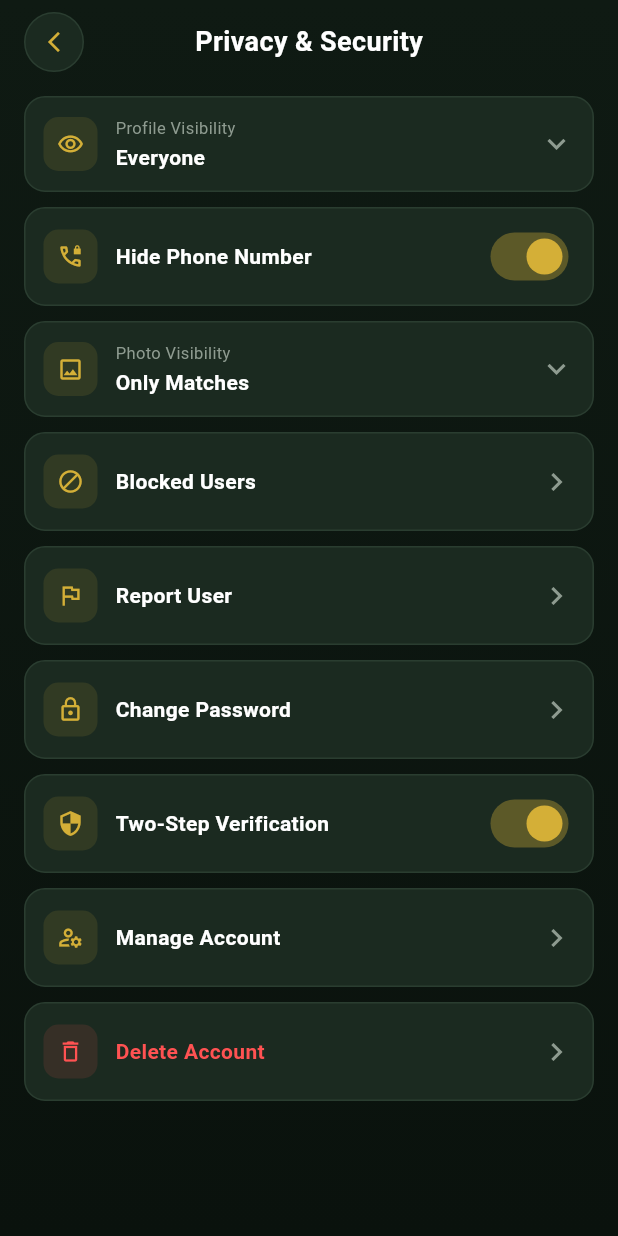
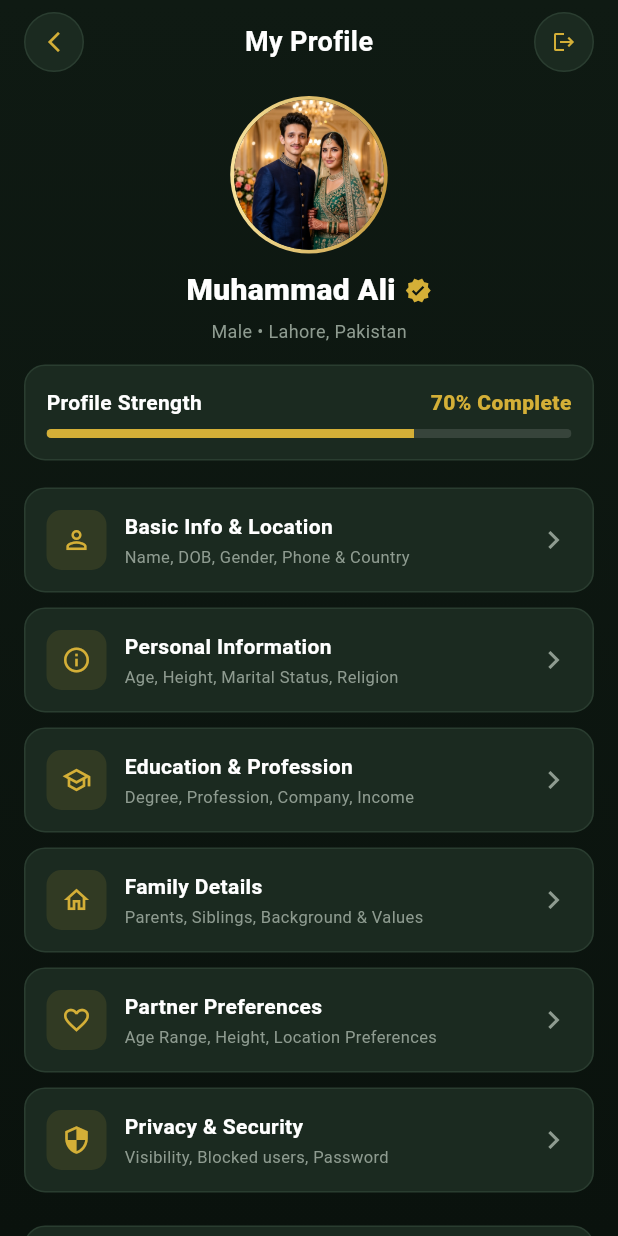
Before and after one commit to khalidnazir285-debug/Jeevan_saathi, a Flutter app: the HomeMatchesScreen screen opened directly, item 5 of the bottom bar chosen, on a phone screen of 412 x 824 dp. Run offline on Flutter 3.47's test engine with Material 3 defaults, Android fonts, the phone set to English and light mode, and no system bars; our stand-ins replace font_awesome_flutter, get, google_fonts, smooth_page_indicator; network calls fail.

Commit message:
Create dedicated MyProfileScreen with profile strength and interactive account section tiles

```diff
--- a/lib/view/home_matches_screen.dart
+++ b/lib/view/home_matches_screen.dart
@@ -7,11 +7,11 @@ import '../custom_widgets/jt_extra.dart';
 import '../custom_widgets/jt_theme.dart';
 import '../custom_widgets/jt_widgets.dart';
 import 'chat_screen.dart';
+import 'my_profile_screen.dart';
 import 'notifications_screen.dart';
 import 'profile_details_screen.dart';
 import 'received_interests_screen.dart';
 import 'send_interest_screen.dart';
-import 'privacy_security_screen.dart';
 
 class HomeMatchesScreen extends StatelessWidget {
   HomeMatchesScreen({super.key});
@@ -24,7 +24,7 @@ class HomeMatchesScreen extends StatelessWidget {
     if (i == 1) Get.to(() => ReceivedInterestsScreen());
     if (i == 2) Get.to(() => NotificationsScreen());
     if (i == 3) Get.to(() => ChatScreen());
-    if (i == 4) Get.to(() => PrivacySecurityScreen());
+    if (i == 4) Get.to(() => MyProfileScreen());
   }
 
   @override
@@ -46,7 +46,9 @@ class HomeMatchesScreen extends StatelessWidget {
                       padding: const EdgeInsets.fromLTRB(16, 10, 16, 8),
                       child: Row(
                         children: [
-                          Obx(
+                          GestureDetector(
+                            onTap: () => Get.to(() => MyProfileScreen()),
+                            child: Obx(
                               () => JtAvatar(
                                 radius: 20,
                                 imageUrl: cProfile.userAvatar.value.isNotEmpty
@@ -56,8 +58,11 @@ class HomeMatchesScreen extends StatelessWidget {
                                 heroTag: 'user_main_avatar',
                               ),
                             ),
+                          ),
                           const SizedBox(width: 10),
                           Expanded(
+                            child: GestureDetector(
+                              onTap: () => Get.to(() => MyProfileScreen()),
                               child: Column(
                                 crossAxisAlignment: CrossAxisAlignment.start,
                                 children: [
@@ -78,6 +83,7 @@ class HomeMatchesScreen extends StatelessWidget {
                                 ],
                               ),
                             ),
+                          ),
                           IconButton(
                             onPressed: () => Get.to(() => NotificationsScreen()),
                             icon: const Icon(Icons.notifications_none, color: JT.gold),
@@ -94,13 +100,19 @@ class HomeMatchesScreen extends StatelessWidget {
                         // Profile complete card
                         FadeSlide(
                           index: 1,
+                          child: GestureDetector(
+                            onTap: () => Get.to(() => MyProfileScreen()),
                             child: JtCard(
                               child: Column(
                                 crossAxisAlignment: CrossAxisAlignment.start,
                                 children: [
                                   Row(
                                     children: const [
-                                    Icon(Icons.verified_user_outlined, color: JT.gold, size: 18),
+                                      Icon(
+                                        Icons.verified_user_outlined,
+                                        color: JT.gold,
+                                        size: 18,
+                                      ),
                                       SizedBox(width: 8),
                                       Expanded(
                                         child: Text(
@@ -131,11 +143,14 @@ class HomeMatchesScreen extends StatelessWidget {
                                         value: v,
                                         minHeight: 6,
                                         backgroundColor: Colors.white12,
-                                      valueColor: const AlwaysStoppedAnimation(JT.gold),
+                                        valueColor: const AlwaysStoppedAnimation(
+                                          JT.gold,
+                                        ),
                                       ),
                                     ),
                                   ),
                                 ],
+                              ),
                             ),
                           ),
                         ),
--- /dev/null
+++ b/lib/view/my_profile_screen.dart
@@ -0,0 +1,359 @@
+import 'package:flutter/material.dart';
+import 'package:get/get.dart';
+import '../controllers/profile_controller.dart';
+import '../custom_widgets/jt_extra.dart';
+import '../custom_widgets/jt_theme.dart';
+import '../custom_widgets/jt_widgets.dart';
+import 'create_profile_screen.dart';
+import 'education_profession_screen.dart';
+import 'family_details_screen.dart';
+import 'login_screen.dart';
+import 'partner_preferences_screen.dart';
+import 'personal_information_screen.dart';
+import 'privacy_security_screen.dart';
+
+class MyProfileScreen extends StatelessWidget {
+  MyProfileScreen({super.key});
+
+  final c = Get.put(ProfileController());
+
+  void _confirmLogout() {
+    Get.defaultDialog(
+      title: 'Logout',
+      titleStyle: const TextStyle(color: Colors.white, fontWeight: FontWeight.bold),
+      middleText: 'Kya aap waqai account se logout karna chahte hain?',
+      middleTextStyle: const TextStyle(color: JT.muted, fontSize: 13),
+      backgroundColor: JT.card,
+      radius: 16,
+      textConfirm: 'Logout',
+      textCancel: 'Cancel',
+      confirmTextColor: const Color(0xFF1B2A20),
+      cancelTextColor: JT.gold,
+      buttonColor: JT.gold,
+      onConfirm: () {
+        Get.back();
+        Get.offAll(
+          () => LoginScreen(),
+          transition: Transition.fadeIn,
+        );
+      },
+    );
+  }
+
+  @override
+  Widget build(BuildContext context) {
+    return Scaffold(
+      backgroundColor: JT.bg,
+      body: Container(
+        decoration: const BoxDecoration(gradient: JT.bgGradient),
+        child: SafeArea(
+          child: Center(
+            child: ConstrainedBox(
+              constraints: const BoxConstraints(maxWidth: 500),
+              child: Column(
+                children: [
+                  JtHeader(
+                    title: 'My Profile',
+                    trailing: Icons.logout,
+                    onTrailing: _confirmLogout,
+                  ),
+                  Expanded(
+                    child: ListView(
+                      physics: const BouncingScrollPhysics(),
+                      padding: const EdgeInsets.fromLTRB(16, 8, 16, 16),
+                      children: [
+                        // User Avatar & Main Info
+                        FadeSlide(
+                          index: 0,
+                          child: Column(
+                            children: [
+                              Obx(
+                                () => JtAvatar(
+                                  radius: 50,
+                                  imagePath: c.userAvatar.value,
+                                  imageUrl: c.gender.value == 'Female'
+                                      ? 'https://images.unsplash.com/photo-1534528741775-53994a69daeb?fit=crop&w=500&q=80'
+                                      : 'https://images.unsplash.com/photo-1507003211169-0a1dd7228f2d?fit=crop&w=500&q=80',
+                                  isFemale: c.gender.value == 'Female',
+                                  heroTag: 'user_my_profile_avatar',
+                                ),
+                              ),
+                              const SizedBox(height: 10),
+                              Obx(
+                                () => Row(
+                                  mainAxisAlignment: MainAxisAlignment.center,
+                                  children: [
+                                    Text(
+                                      c.fullName.value,
+                                      style: const TextStyle(
+                                        color: Colors.white,
+                                        fontSize: 20,
+                                        fontWeight: FontWeight.w800,
+                                      ),
+                                    ),
+                                    const SizedBox(width: 6),
+                                    const Icon(
+                                      Icons.verified,
+                                      color: JT.gold,
+                                      size: 18,
+                                    ),
+                                  ],
+                                ),
+                              ),
+                              const SizedBox(height: 4),
+                              Obx(
+                                () => Text(
+                                  '${c.gender.value} • ${c.city.value}, ${c.country.value}',
+                                  style: const TextStyle(
+                                    color: JT.muted,
+                                    fontSize: 12,
+                                  ),
+                                ),
+                              ),
+                              const SizedBox(height: 14),
+                            ],
+                          ),
+                        ),
+
+                        // Profile Completion Card
+                        FadeSlide(
+                          index: 1,
+                          child: JtCard(
+                            child: Column(
+                              crossAxisAlignment: CrossAxisAlignment.start,
+                              children: [
+                                Row(
+                                  mainAxisAlignment:
+                                      MainAxisAlignment.spaceBetween,
+                                  children: const [
+                                    Text(
+                                      'Profile Strength',
+                                      style: TextStyle(
+                                        color: Colors.white,
+                                        fontWeight: FontWeight.w700,
+                                      ),
+                                    ),
+                                    Text(
+                                      '70% Complete',
+                                      style: TextStyle(
+                                        color: JT.gold,
+                                        fontWeight: FontWeight.w800,
+                                      ),
+                                    ),
+                                  ],
+                                ),
+                                const SizedBox(height: 8),
+                                TweenAnimationBuilder<double>(
+                                  tween: Tween(begin: 0, end: 0.7),
+                                  duration: const Duration(milliseconds: 700),
+                                  curve: Curves.easeOut,
+                                  builder: (_, v, _) => ClipRRect(
+                                    borderRadius: BorderRadius.circular(4),
+                                    child: LinearProgressIndicator(
+                                      value: v,
+                                      minHeight: 6,
+                                      backgroundColor: Colors.white12,
+                                      valueColor: const AlwaysStoppedAnimation(
+                                        JT.gold,
+                                      ),
+                                    ),
+                                  ),
+                                ),
+                              ],
+                            ),
+                          ),
+                        ),
+
+                        const SizedBox(height: 8),
+
+                        // Section 1: Basic Information
+                        FadeSlide(
+                          index: 2,
+                          child: _profileTile(
+                            icon: Icons.person_outline,
+                            title: 'Basic Info & Location',
+                            subtitle: 'Name, DOB, Gender, Phone & Country',
+                            onTap: () => Get.to(
+                              () => CreateProfileScreen(),
+                              transition: Transition.rightToLeftWithFade,
+                            ),
+                          ),
+                        ),
+
+                        // Section 2: Personal Information
+                        FadeSlide(
+                          index: 3,
+                          child: _profileTile(
+                            icon: Icons.info_outline,
+                            title: 'Personal Information',
+                            subtitle: 'Age, Height, Marital Status, Religion',
+                            onTap: () => Get.to(
+                              () => PersonalInformationScreen(),
+                              transition: Transition.rightToLeftWithFade,
+                            ),
+                          ),
+                        ),
+
+                        // Section 3: Education & Profession
+                        FadeSlide(
+                          index: 4,
+                          child: _profileTile(
+                            icon: Icons.school_outlined,
+                            title: 'Education & Profession',
+                            subtitle: 'Degree, Profession, Company, Income',
+                            onTap: () => Get.to(
+                              () => EducationProfessionScreen(),
+                              transition: Transition.rightToLeftWithFade,
+                            ),
+                          ),
+                        ),
+
+                        // Section 4: Family Details
+                        FadeSlide(
+                          index: 5,
+                          child: _profileTile(
+                            icon: Icons.home_outlined,
+                            title: 'Family Details',
+                            subtitle: 'Parents, Siblings, Background & Values',
+                            onTap: () => Get.to(
+                              () => FamilyDetailsScreen(),
+                              transition: Transition.rightToLeftWithFade,
+                            ),
+                          ),
+                        ),
+
+                        // Section 5: Partner Preferences
+                        FadeSlide(
+                          index: 6,
+                          child: _profileTile(
+                            icon: Icons.favorite_border,
+                            title: 'Partner Preferences',
+                            subtitle: 'Age Range, Height, Location Preferences',
+                            onTap: () => Get.to(
+                              () => PartnerPreferencesScreen(),
+                              transition: Transition.rightToLeftWithFade,
+                            ),
+                          ),
+                        ),
+
+                        // Section 6: Privacy & Security
+                        FadeSlide(
+                          index: 7,
+                          child: _profileTile(
+                            icon: Icons.security,
+                            title: 'Privacy & Security',
+                            subtitle: 'Visibility, Blocked users, Password',
+                            onTap: () => Get.to(
+                              () => PrivacySecurityScreen(),
+                              transition: Transition.rightToLeftWithFade,
+                            ),
+                          ),
+                        ),
+
+                        const SizedBox(height: 12),
+
+                        // Logout Tile
+                        FadeSlide(
+                          index: 8,
+                          child: InkWell(
+                            onTap: _confirmLogout,
+                            borderRadius: BorderRadius.circular(14),
+                            child: JtCard(
+                              child: Row(
+                                children: [
+                                  Container(
+                                    width: 36,
+                                    height: 36,
+                                    decoration: BoxDecoration(
+                                      color: Colors.redAccent.withValues(alpha: 0.12),
+                                      borderRadius: BorderRadius.circular(10),
+                                    ),
+                                    child: const Icon(
+                                      Icons.logout,
+                                      color: Colors.redAccent,
+                                      size: 18,
+                                    ),
+                                  ),
+                                  const SizedBox(width: 12),
+                                  const Expanded(
+                                    child: Text(
+                                      'Log Out Account',
+                                      style: TextStyle(
+                                        color: Colors.redAccent,
+                                        fontWeight: FontWeight.w700,
+                                      ),
+                                    ),
+                                  ),
+                                  const Icon(
+                                    Icons.chevron_right,
+                                    color: JT.muted,
+                                  ),
+                                ],
+                              ),
+                            ),
+                          ),
+                        ),
+                      ],
+                    ),
+                  ),
+                ],
+              ),
+            ),
+          ),
+        ),
+      ),
+    );
+  }
+
+  Widget _profileTile({
+    required IconData icon,
+    required String title,
+    required String subtitle,
+    required VoidCallback onTap,
+  }) {
+    return InkWell(
+      onTap: onTap,
+      borderRadius: BorderRadius.circular(14),
+      child: JtCard(
+        child: Row(
+          children: [
+            Container(
+              width: 40,
+              height: 40,
+              decoration: BoxDecoration(
+                color: JT.gold.withValues(alpha: 0.12),
+                borderRadius: BorderRadius.circular(10),
+              ),
+              child: Icon(icon, color: JT.gold, size: 20),
+            ),
+            const SizedBox(width: 12),
+            Expanded(
+              child: Column(
+                crossAxisAlignment: CrossAxisAlignment.start,
+                children: [
+                  Text(
+                    title,
+                    style: const TextStyle(
+                      color: Colors.white,
+                      fontWeight: FontWeight.w700,
+                      fontSize: 14,
+                    ),
+                  ),
+                  const SizedBox(height: 2),
+                  Text(
+                    subtitle,
+                    style: const TextStyle(
+                      color: JT.muted,
+                      fontSize: 11,
+                    ),
+                  ),
+                ],
+              ),
+            ),
+            const Icon(Icons.chevron_right, color: JT.muted),
+          ],
+        ),
+      ),
+    );
+  }
+}
```
Lines whose indentation alone changed are shown as unchanged.
